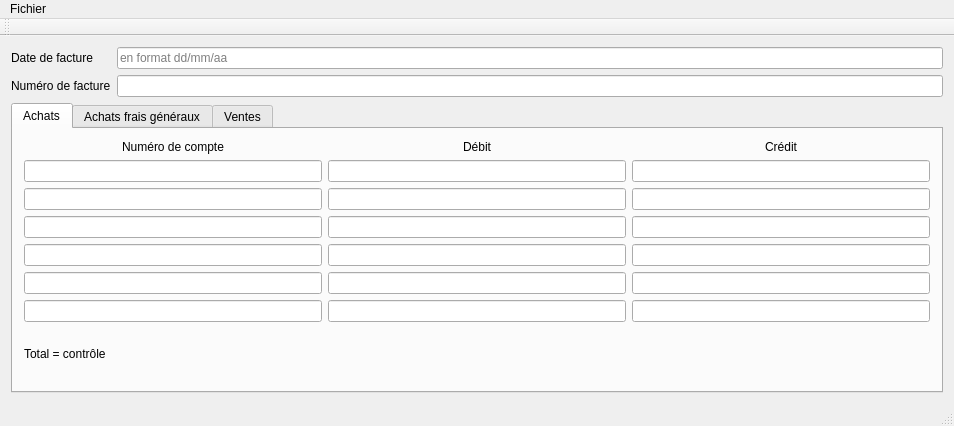
luThomasLy/logCompta, file logCompta/mainwindow.ui: the form before one commit.
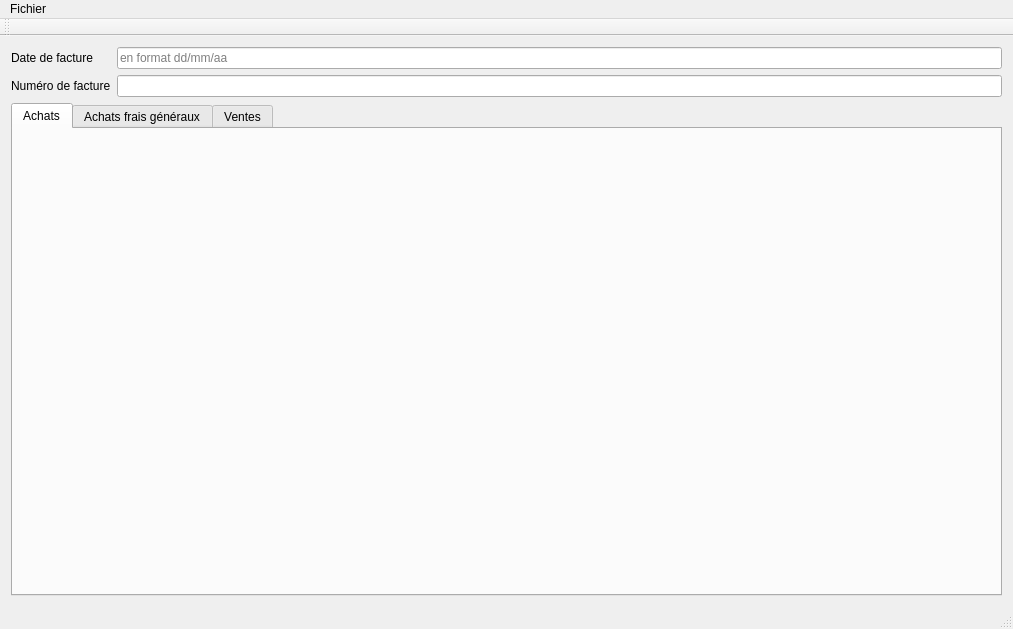
The form after the commit.

Commit message: fenetre dialogue ajouté

```diff
--- a/logCompta/mainwindow.ui
+++ b/logCompta/mainwindow.ui
@@ -6,8 +6,8 @@
    <rect>
     <x>0</x>
     <y>0</y>
-    <width>954</width>
-    <height>426</height>
+    <width>1013</width>
+    <height>629</height>
    </rect>
   </property>
   <property name="windowTitle">
@@ -64,187 +64,6 @@
        <attribute name="title">
         <string>Achats</string>
        </attribute>
-       <layout class="QVBoxLayout" name="verticalLayout_7">
-        <item>
-         <layout class="QHBoxLayout" name="horizontalLayout_2">
-          <item>
-           <layout class="QVBoxLayout" name="verticalLayout_4">
-            <item>
-             <widget class="QLabel" name="label_3">
-              <property name="text">
-               <string>Numéro de compte</string>
-              </property>
-              <property name="alignment">
-               <set>Qt::AlignCenter</set>
-              </property>
-             </widget>
-            </item>
-            <item>
-             <widget class="QLineEdit" name="lineEdit_17">
-              <property name="alignment">
-               <set>Qt::AlignRight|Qt::AlignTrailing|Qt::AlignVCenter</set>
-              </property>
-             </widget>
-            </item>
-            <item>
-             <widget class="QLineEdit" name="lineEdit_16">
-              <property name="alignment">
-               <set>Qt::AlignRight|Qt::AlignTrailing|Qt::AlignVCenter</set>
-              </property>
-             </widget>
-            </item>
-            <item>
-             <widget class="QLineEdit" name="lineEdit_18">
-              <property name="alignment">
-               <set>Qt::AlignRight|Qt::AlignTrailing|Qt::AlignVCenter</set>
-              </property>
-             </widget>
-            </item>
-            <item>
-             <widget class="QLineEdit" name="lineEdit_19">
-              <property name="alignment">
-               <set>Qt::AlignRight|Qt::AlignTrailing|Qt::AlignVCenter</set>
-              </property>
-             </widget>
-            </item>
-            <item>
-             <widget class="QLineEdit" name="lineEdit_20">
-              <property name="alignment">
-               <set>Qt::AlignRight|Qt::AlignTrailing|Qt::AlignVCenter</set>
-              </property>
-             </widget>
-            </item>
-            <item>
-             <widget class="QLineEdit" name="lineEdit_23">
-              <property name="alignment">
-               <set>Qt::AlignRight|Qt::AlignTrailing|Qt::AlignVCenter</set>
-              </property>
-             </widget>
-            </item>
-           </layout>
-          </item>
-          <item>
-           <layout class="QVBoxLayout" name="verticalLayout_5">
-            <item>
-             <widget class="QLabel" name="label_2">
-              <property name="text">
-               <string>Débit</string>
-              </property>
-              <property name="alignment">
-               <set>Qt::AlignCenter</set>
-              </property>
-             </widget>
-            </item>
-            <item>
-             <widget class="QLineEdit" name="lineEdit_11">
-              <property name="alignment">
-               <set>Qt::AlignRight|Qt::AlignTrailing|Qt::AlignVCenter</set>
-              </property>
-             </widget>
-            </item>
-            <item>
-             <widget class="QLineEdit" name="lineEdit_12">
-              <property name="alignment">
-               <set>Qt::AlignRight|Qt::AlignTrailing|Qt::AlignVCenter</set>
-              </property>
-             </widget>
-            </item>
-            <item>
-             <widget class="QLineEdit" name="lineEdit_13">
-              <property name="alignment">
-               <set>Qt::AlignRight|Qt::AlignTrailing|Qt::AlignVCenter</set>
-              </property>
-             </widget>
-            </item>
-            <item>
-             <widget class="QLineEdit" name="lineEdit_14">
-              <property name="alignment">
-               <set>Qt::AlignRight|Qt::AlignTrailing|Qt::AlignVCenter</set>
-              </property>
-             </widget>
-            </item>
-            <item>
-             <widget class="QLineEdit" name="lineEdit_15">
-              <property name="alignment">
-               <set>Qt::AlignRight|Qt::AlignTrailing|Qt::AlignVCenter</set>
-              </property>
-             </widget>
-            </item>
-            <item>
-             <widget class="QLineEdit" name="lineEdit_22">
-              <property name="alignment">
-               <set>Qt::AlignRight|Qt::AlignTrailing|Qt::AlignVCenter</set>
-              </property>
-             </widget>
-            </item>
-           </layout>
-          </item>
-          <item>
-           <layout class="QVBoxLayout" name="verticalLayout_6">
-            <item>
-             <widget class="QLabel" name="label">
-              <property name="text">
-               <string>Crédit</string>
-              </property>
-              <property name="alignment">
-               <set>Qt::AlignCenter</set>
-              </property>
-             </widget>
-            </item>
-            <item>
-             <widget class="QLineEdit" name="lineEdit_10">
-              <property name="alignment">
-               <set>Qt::AlignRight|Qt::AlignTrailing|Qt::AlignVCenter</set>
-              </property>
-             </widget>
-            </item>
-            <item>
-             <widget class="QLineEdit" name="lineEdit_9">
-              <property name="alignment">
-               <set>Qt::AlignRight|Qt::AlignTrailing|Qt::AlignVCenter</set>
-              </property>
-             </widget>
-            </item>
-            <item>
-             <widget class="QLineEdit" name="lineEdit_8">
-              <property name="alignment">
-               <set>Qt::AlignRight|Qt::AlignTrailing|Qt::AlignVCenter</set>
-              </property>
-             </widget>
-            </item>
-            <item>
-             <widget class="QLineEdit" name="lineEdit_7">
-              <property name="alignment">
-               <set>Qt::AlignRight|Qt::AlignTrailing|Qt::AlignVCenter</set>
-              </property>
-             </widget>
-            </item>
-            <item>
-             <widget class="QLineEdit" name="lineEdit_6">
-              <property name="alignment">
-               <set>Qt::AlignRight|Qt::AlignTrailing|Qt::AlignVCenter</set>
-              </property>
-             </widget>
-            </item>
-            <item>
-             <widget class="QLineEdit" name="lineEdit_21">
-              <property name="alignment">
-               <set>Qt::AlignRight|Qt::AlignTrailing|Qt::AlignVCenter</set>
-              </property>
-             </widget>
-            </item>
-           </layout>
-          </item>
-         </layout>
-        </item>
-        <item>
-         <widget class="QLabel" name="label_4">
-          <property name="text">
-           <string>Total = contrôle</string>
-          </property>
-         </widget>
-        </item>
-       </layout>
       </widget>
       <widget class="QWidget" name="tab_2">
        <attribute name="title">
@@ -265,7 +84,7 @@
     <rect>
      <x>0</x>
      <y>0</y>
-     <width>954</width>
+     <width>1013</width>
      <height>22</height>
     </rect>
    </property>
```
The commit also changes 6 other files.
